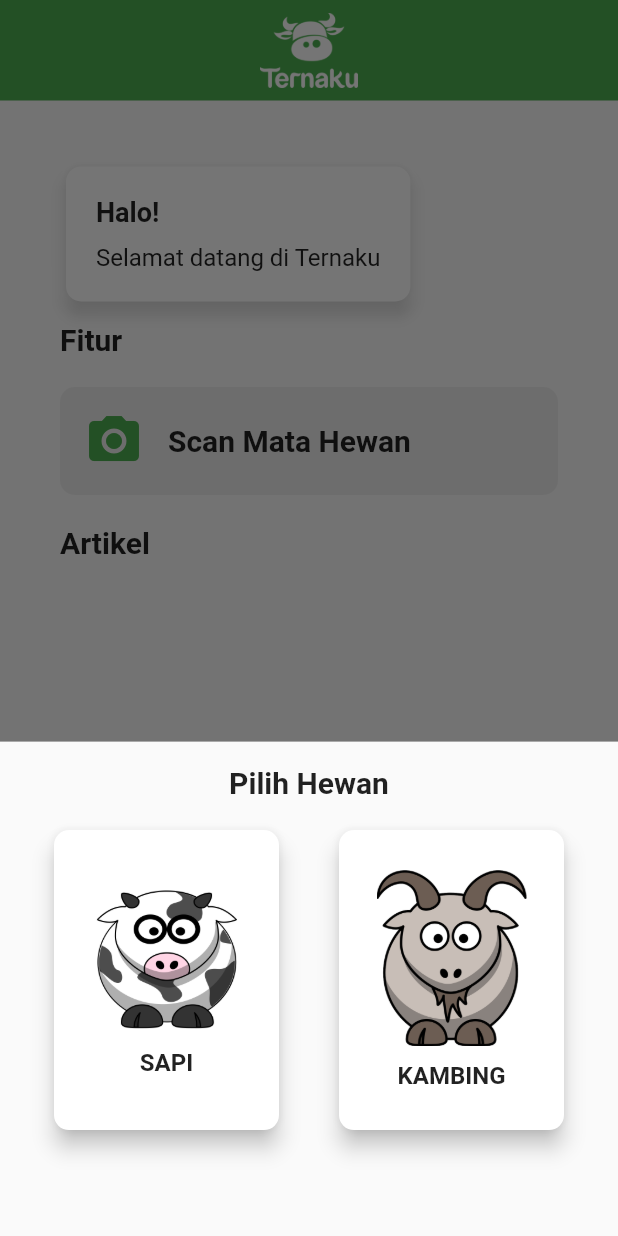
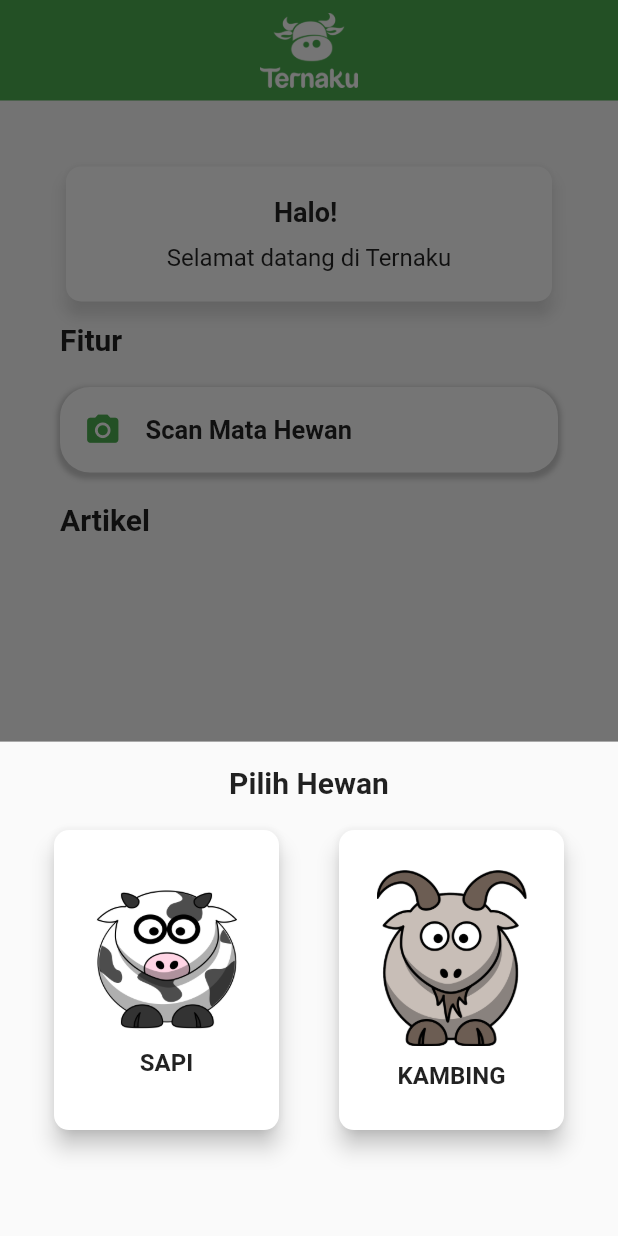
Before and after one commit to Ternaku-id/ternaku-bangkit-mobile-development, a Flutter app: the HomePage screen opened directly with empty values, after a tap on "Scan Mata Hewan", on a phone screen of 412 x 824 dp. Run offline on Flutter 3.47's test engine with Material 2 defaults, Android fonts, the phone set to English and light mode, and no system bars; drawn by our look-alikes of google_nav_bar; our stand-ins replace dio, image_picker; network calls fail.

```diff
--- a/lib/appbar.dart
+++ b/lib/appbar.dart
@@ -14,10 +14,10 @@ class CustomAppBar extends StatelessWidget implements PreferredSizeWidget {
         child: Container(
           height: appBarHeight,
           child: Row(
-            mainAxisAlignment: MainAxisAlignment.center, // Pusatkan logo
+            mainAxisAlignment: MainAxisAlignment.center,
             children: [
               Image.asset(
-                'assets/logoputih.png', // Ganti dengan path gambar logo Anda
+                'assets/logoputih.png',
                 height: 50.0,
                 // width: 50.0, // Atur lebar logo jika diperlukan
               ),
@@ -41,7 +41,7 @@ class LoginAppBar extends StatelessWidget implements PreferredSizeWidget {
       decoration: BoxDecoration(
         image: DecorationImage(
           image: AssetImage(
-            'assets/loginappbar.png', // Replace with your PNG image path
+            'assets/loginappbar.png',
           ),
           fit: BoxFit.cover,
         ),
--- a/lib/homepage.dart
+++ b/lib/homepage.dart
@@ -140,7 +140,9 @@ class _HomePageState extends State<HomePage> {
   }
 
   Widget buildHaloCard() {
-    return Card(
+    return Center(
+      // Tambahkan widget Center di luar Card
+      child: Card(
         shape: RoundedRectangleBorder(
           borderRadius: BorderRadius.circular(10.0),
         ),
@@ -161,21 +163,28 @@ class _HomePageState extends State<HomePage> {
           child: Column(
             crossAxisAlignment: CrossAxisAlignment.start,
             children: [
-            Text(
+              Center(
+                // Tambahkan widget Center di dalam Column
+                child: Text(
                   'Halo! ${widget.fullname}',
                   style: TextStyle(
                     fontSize: 18.0,
                     fontWeight: FontWeight.bold,
                   ),
                 ),
+              ),
               SizedBox(height: 10),
-            Text(
+              Center(
+                // Tambahkan widget Center di dalam Column
+                child: Text(
                   'Selamat datang di Ternaku',
                   style: TextStyle(
                     fontSize: 16.0,
                   ),
                 ),
+              ),
             ],
+          ),
         ),
       ),
     );
@@ -198,7 +207,7 @@ class _HomePageState extends State<HomePage> {
           onTap: () {
             showModalBottomSheet(
               context: context,
-              isScrollControlled: true, // Perbesar ukuran showModalBottomSheet
+              isScrollControlled: true,
               builder: (BuildContext context) {
                 return Container(
                   height: MediaQuery.of(context).size.height *
@@ -312,22 +321,30 @@ class _HomePageState extends State<HomePage> {
           },
           child: Container(
             decoration: BoxDecoration(
-              borderRadius: BorderRadius.circular(10.0),
-              color: Colors.grey[200],
+              borderRadius: BorderRadius.circular(20.0),
+              color: Colors.white,
+              boxShadow: [
+                BoxShadow(
+                  color: Colors.grey.withOpacity(0.5), // Warna bayangan
+                  spreadRadius: 2, // Jarak penyebaran bayangan
+                  blurRadius: 2, // Besar kabur bayangan
+                  offset: Offset(0, 2), // Offset (dx, dy) bayangan
+                ),
+              ],
             ),
             padding: EdgeInsets.all(16.0),
             child: Row(
               children: [
                 Icon(
                   Icons.camera_alt,
-                  size: 40,
+                  size: 25,
                   color: Colors.green,
                 ),
                 SizedBox(width: 16.0),
                 Text(
                   'Scan Mata Hewan',
                   style: TextStyle(
-                    fontSize: 20,
+                    fontSize: 17,
                     fontWeight: FontWeight.bold,
                   ),
                 ),
@@ -453,7 +470,7 @@ class _HomePageState extends State<HomePage> {
         ),
         bottomNavigationBar: Container(
           decoration: BoxDecoration(
-            color: Colors.white,
+            color: Colors.green,
             boxShadow: [
               BoxShadow(
                 blurRadius: 20,
@@ -854,8 +871,7 @@ class _ScanPageState extends State<ScanPage> {
       final url =
           Uri.parse('${widget.backendUrl}/api/predict${widget.animalType}');
       final request = http.MultipartRequest('POST', url);
-      request.headers['Authorization'] =
-          'Bearer ${widget.token}'; // Tambahkan token ke header
+      request.headers['Authorization'] = 'Bearer ${widget.token}';
       request.files
           .add(await http.MultipartFile.fromPath('image', _imageFile!.path));
       final response = await request.send();
--- a/lib/loginpage.dart
+++ b/lib/loginpage.dart
@@ -155,7 +155,6 @@ class _LoginPageState extends State<LoginPage> {
                     child: Text("Don't Have an Account? Register Here"),
                   ),
                 ),
-                // Tambahkan widget SizedBox setelah TextButton untuk memberi ruang di bawahnya saat keypad muncul
                 SizedBox(height: MediaQuery.of(context).viewInsets.bottom),
               ],
             ),
--- a/lib/main.dart
+++ b/lib/main.dart
@@ -11,7 +11,7 @@ class MyApp extends StatelessWidget {
     return MaterialApp(
       title: 'Ternaku',
       theme: ThemeData(
-        primarySwatch: Colors.green, // Update the primarySwatch to green
+        primarySwatch: Colors.green,
         visualDensity: VisualDensity.adaptivePlatformDensity,
       ),
       home: LoginPage(),
```
Lines whose indentation alone changed are shown as unchanged.
